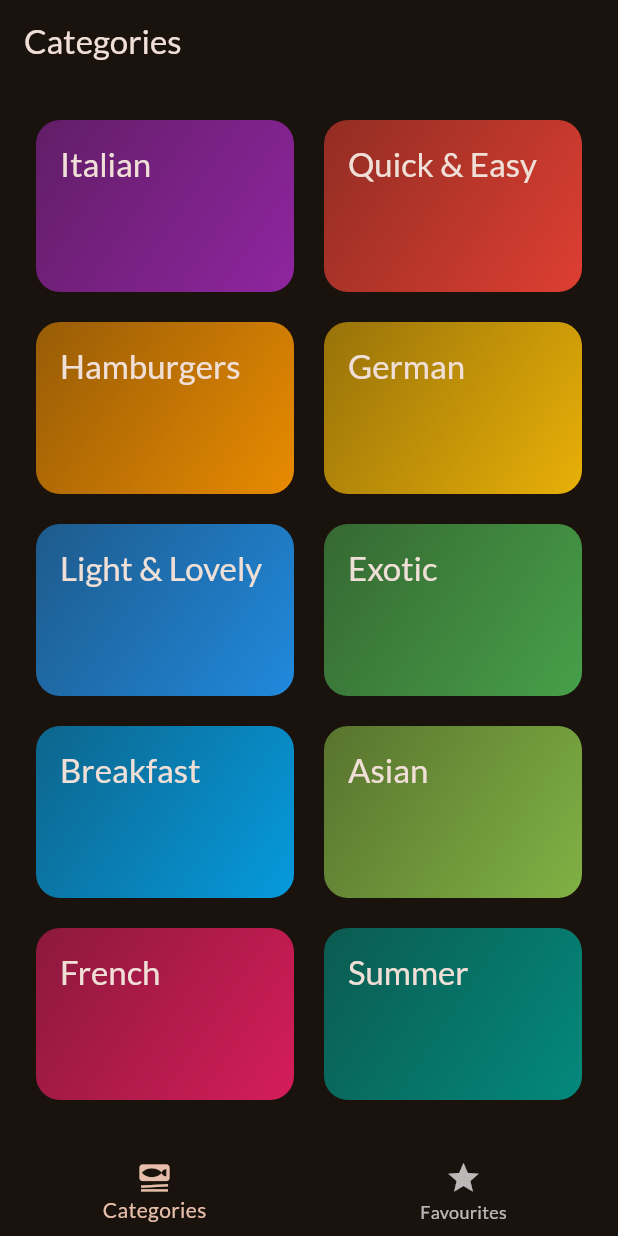
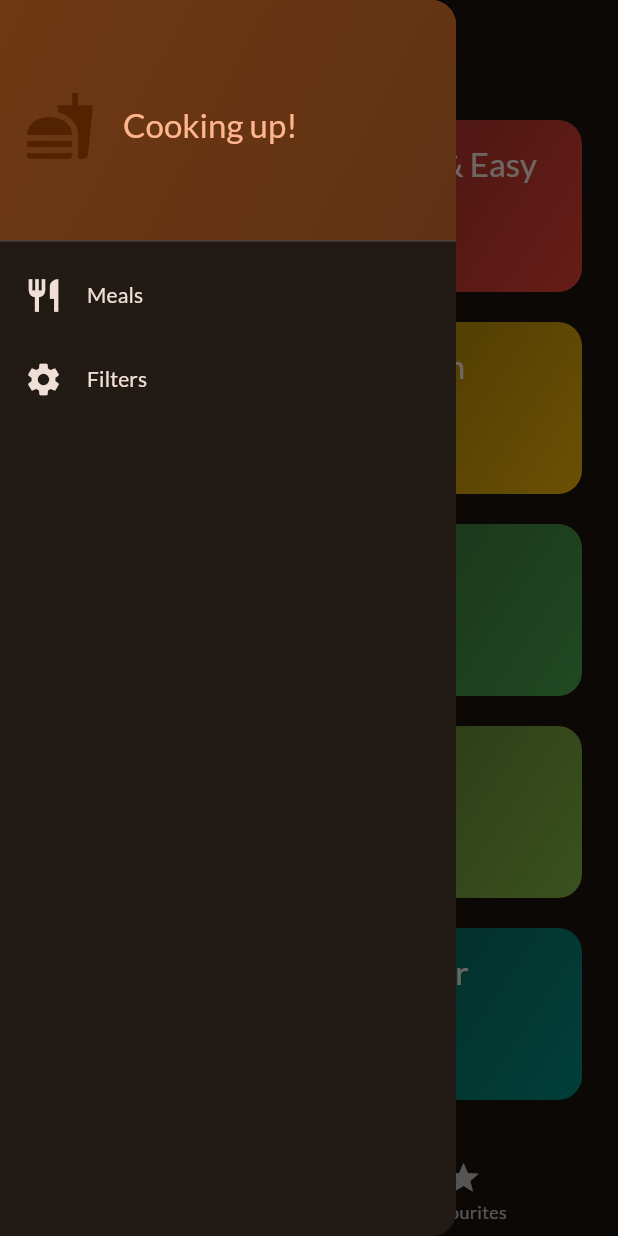
Before and after one commit to vgurguriev/meals, a Flutter app: the screen it shows after launch, with the side drawer open (before the commit the screen has no drawer), on a phone screen of 412 x 824 dp. Run offline on Flutter 3.47's test engine with Material 2 defaults, Android fonts, the phone set to English and light mode, and no system bars; our stand-ins replace google_fonts, transparent_image.

Commit message:
Implemented and updated filters.

```diff
--- a/lib/screens/categories.dart
+++ b/lib/screens/categories.dart
@@ -7,12 +7,13 @@ import '../models/meal.dart';
 import '../widgets/category_grid_item.dart';
 
 class CategoriesScreen extends StatelessWidget {
-  const CategoriesScreen({super.key, required this.onToggleFavorite});
+  const CategoriesScreen({super.key, required this.onToggleFavorite, required this.availableMeals});
 
   final void Function(Meal meal) onToggleFavorite;
+  final List<Meal> availableMeals;
 
   void _selectCategory(BuildContext context, Category category) {
-    final filteredMeals = dummyMeals
+    final filteredMeals = availableMeals
         .where((meal) => meal.categories.contains(category.id))
         .toList();
 
--- a/lib/screens/tabs.dart
+++ b/lib/screens/tabs.dart
@@ -1,8 +1,18 @@
 import 'package:flutter/material.dart';
+import 'package:meals/data/dummy_data.dart';
+import 'package:meals/screens/filters.dart';
 import 'package:meals/screens/meals.dart';
+import 'package:meals/widgets/main_drawer.dart';
 
 import '../models/meal.dart';
 import 'categories.dart';
+
+const kInitialFilters = {
+  Filter.vegetarian: false,
+  Filter.vegan: false,
+  Filter.glutenFree: false,
+  Filter.lactoseFree: false,
+};
 
 class TabsScreen extends StatefulWidget {
   const TabsScreen({super.key});
@@ -14,14 +24,31 @@ class TabsScreen extends StatefulWidget {
 class _TabsScreenState extends State<TabsScreen> {
   int _selectedPageIndex = 0;
   final List<Meal> _favouriteMeals = [];
+  Map<Filter, bool> _selectedFilters = kInitialFilters;
+
+
+  void _showInfoMessage(String message) {
+    ScaffoldMessenger.of(context).clearSnackBars();
+    ScaffoldMessenger.of(context).showSnackBar(
+      SnackBar(
+        content: Text(message),
+      ),
+    );
+  }
 
   void _toggleFavouriteStatus(Meal meal) {
     final isExisting = _favouriteMeals.contains(meal);
 
     if (isExisting) {
-      _favouriteMeals.remove(meal);
+      setState(() {
+        _favouriteMeals.remove(meal);
+      });
+      _showInfoMessage('Meal is no longer a favourite.');
     } else {
-      _favouriteMeals.add(meal);
+      setState(() {
+        _favouriteMeals.add(meal);
+      });
+      _showInfoMessage('Meal is now a favourite.');
     }
   }
 
@@ -31,16 +58,48 @@ class _TabsScreenState extends State<TabsScreen> {
     });
   }
 
+  void _setScreen(String identifier) async {
+    Navigator.of(context).pop();
+
+    if (identifier == 'filters') {
+      final result = await Navigator.of(context).push<Map<Filter, bool>>(
+        MaterialPageRoute(
+          builder: (ctx) => FiltersScreen(currentFilters: _selectedFilters,),
+        ),
+      );
+      setState(() {
+        _selectedFilters = result ?? kInitialFilters;
+      });
+    }
+  }
+
   @override
   Widget build(BuildContext context) {
+    final availableMeals = dummyMeals.where((meal) {
+      if (_selectedFilters[Filter.glutenFree]! && !meal.isGlutenFree) {
+        return false;
+      }
+      if (_selectedFilters[Filter.lactoseFree]! && !meal.isLactoseFree) {
+        return false;
+      }
+      if (_selectedFilters[Filter.vegan]! && !meal.isVegan) {
+        return false;
+      }
+      if (_selectedFilters[Filter.vegetarian]! && !meal.isVegetarian) {
+        return false;
+      }
+      return true;
+    }).toList();
+
     Widget activePage = CategoriesScreen(
       onToggleFavorite: _toggleFavouriteStatus,
+      availableMeals: availableMeals,
     );
     var activePageTitle = 'Categories';
 
     if (_selectedPageIndex == 1) {
       activePage = MealsScreen(
-        meals: [],
+        meals: _favouriteMeals,
         onToggleFavorite: _toggleFavouriteStatus,
       );
       activePageTitle = 'Favourites';
@@ -50,6 +109,7 @@ class _TabsScreenState extends State<TabsScreen> {
       appBar: AppBar(
         title: Text(activePageTitle),
       ),
+      drawer: MainDrawer(onSelectScreen: _setScreen),
       body: activePage,
       bottomNavigationBar: BottomNavigationBar(
         onTap: _selectPage,
--- /dev/null
+++ b/lib/widgets/main_drawer.dart
@@ -0,0 +1,69 @@
+import 'package:flutter/material.dart';
+
+class MainDrawer extends StatelessWidget {
+  const MainDrawer({super.key, required this.onSelectScreen});
+
+  final void Function(String identifier) onSelectScreen;
+
+  @override
+  Widget build(BuildContext context) {
+    return Drawer(
+      child: Column(
+        children: [
+          DrawerHeader(
+            decoration: BoxDecoration(
+              gradient: LinearGradient(colors: [
+                Theme.of(context).colorScheme.primaryContainer,
+                Theme.of(context).colorScheme.primaryContainer.withOpacity(0.8),
+              ], begin: Alignment.topLeft, end: Alignment.bottomRight),
+            ),
+            child: Row(
+              children: [
+                Icon(Icons.fastfood,
+                    size: 48, color: Theme.of(context).colorScheme.onPrimary),
+                const SizedBox(width: 18),
+                Text(
+                  'Cooking up!',
+                  style: Theme.of(context)
+                      .textTheme
+                      .titleLarge!
+                      .copyWith(color: Theme.of(context).colorScheme.primary),
+                ),
+              ],
+            ),
+          ),
+          ListTile(
+            leading: Icon(Icons.restaurant,
+                size: 26,
+                color: Theme.of(context).colorScheme.onBackground),
+            title: Text(
+              'Meals',
+              style: Theme.of(context)
+                  .textTheme
+                  .titleSmall!
+                  .copyWith(color: Theme.of(context).colorScheme.onBackground),
+            ),
+            onTap: () {
+              onSelectScreen('meals');
+            },
+          ),
+          ListTile(
+            leading: Icon(Icons.settings,
+                size: 26,
+                color: Theme.of(context).colorScheme.onBackground),
+            title: Text(
+              'Filters',
+              style: Theme.of(context)
+                  .textTheme
+                  .titleSmall!
+                  .copyWith(color: Theme.of(context).colorScheme.onBackground),
+            ),
+            onTap: () {
+              onSelectScreen('filters');
+            },
+          ),
+        ],
+      ),
+    );
+  }
+}
```
Also changed, not shown: lib/screens/filters.dart (added, +153 -0 lines).
